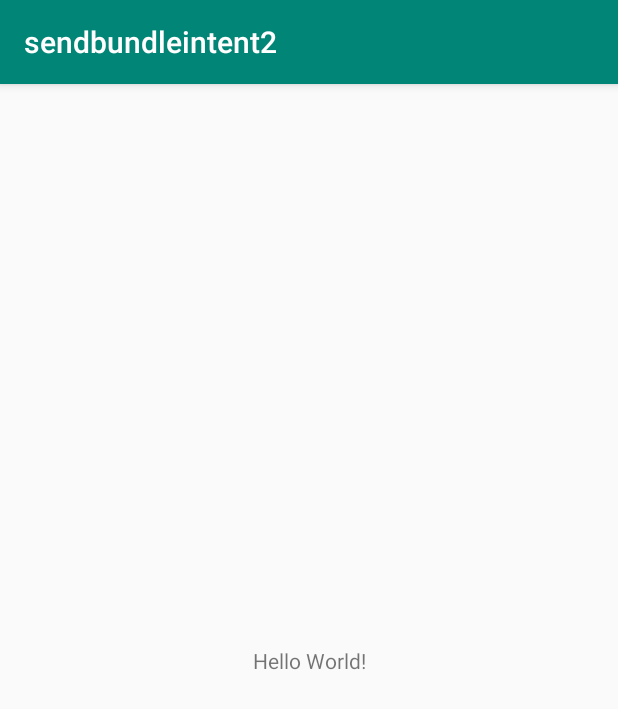
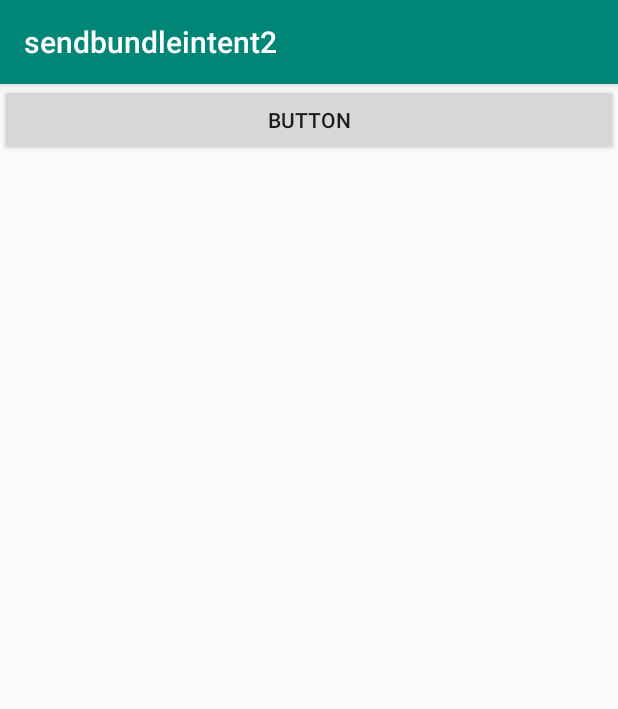
Before and after one commit to lesnyg/sendbundleintent2, an Android app: the screen it shows after launch (MainActivity), on a phone screen of 412 x 824 dp. Shown: the top 709 px of the screen. Run offline under Robolectric (Android 15) with nearby library versions, the phone set to English and light mode, and no system bars.

Commit message:
first commit

```diff
--- a/app/src/main/AndroidManifest.xml
+++ b/app/src/main/AndroidManifest.xml
@@ -16,6 +16,7 @@
                 <category android:name="android.intent.category.LAUNCHER" />
             </intent-filter>
         </activity>
+        <activity android:name=".secondActivity"></activity>
     </application>
 
 </manifest>
--- a/app/src/main/res/layout/activity_main.xml
+++ b/app/src/main/res/layout/activity_main.xml
@@ -6,13 +6,15 @@
     android:layout_height="match_parent"
     tools:context=".MainActivity">
 
-    <TextView
-        android:layout_width="wrap_content"
-        android:layout_height="wrap_content"
-        android:text="Hello World!"
-        app:layout_constraintBottom_toBottomOf="parent"
-        app:layout_constraintLeft_toLeftOf="parent"
-        app:layout_constraintRight_toRightOf="parent"
-        app:layout_constraintTop_toTopOf="parent" />
+    <LinearLayout
+        android:layout_width="match_parent"
+        android:layout_height="match_parent"
+        android:orientation="vertical">
 
+        <Button
+            android:id="@+id/button"
+            android:layout_width="match_parent"
+            android:layout_height="wrap_content"
+            android:text="Button" />
+    </LinearLayout>
 </android.support.constraint.ConstraintLayout>
```
Also changed, not shown: app/src/main/java/com/lesnyg/edu/sendbundleintent2/secondActivity.java (added, +13 -0 lines), app/src/main/res/layout/activity_second.xml (added, +20 -0 lines).
